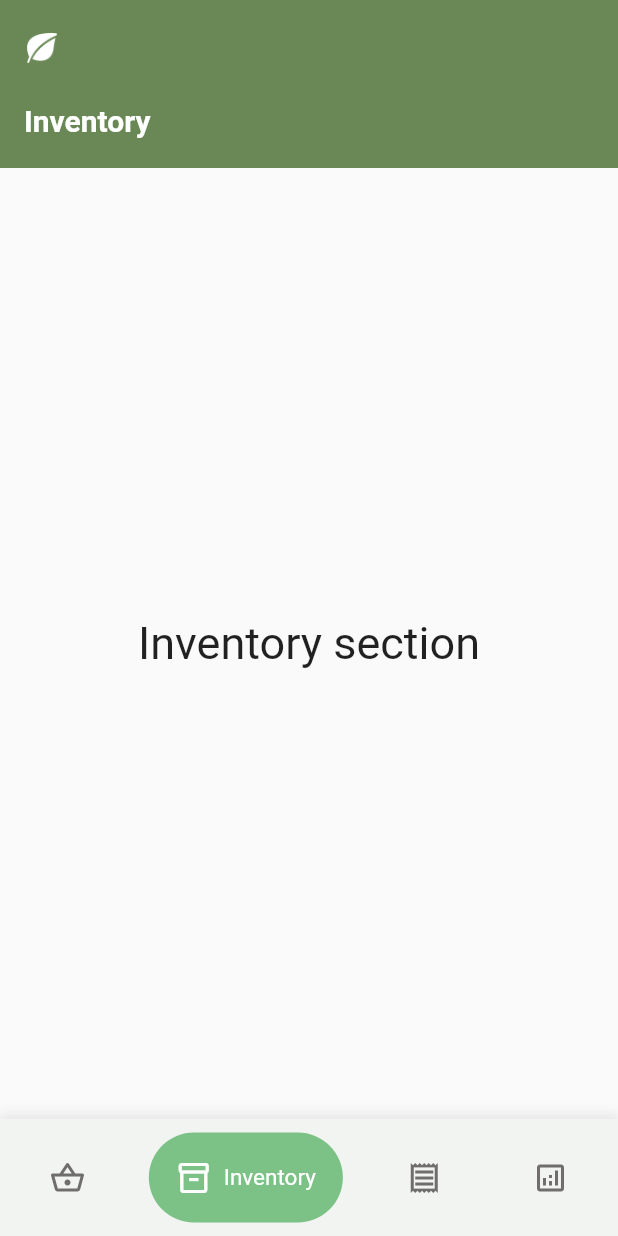
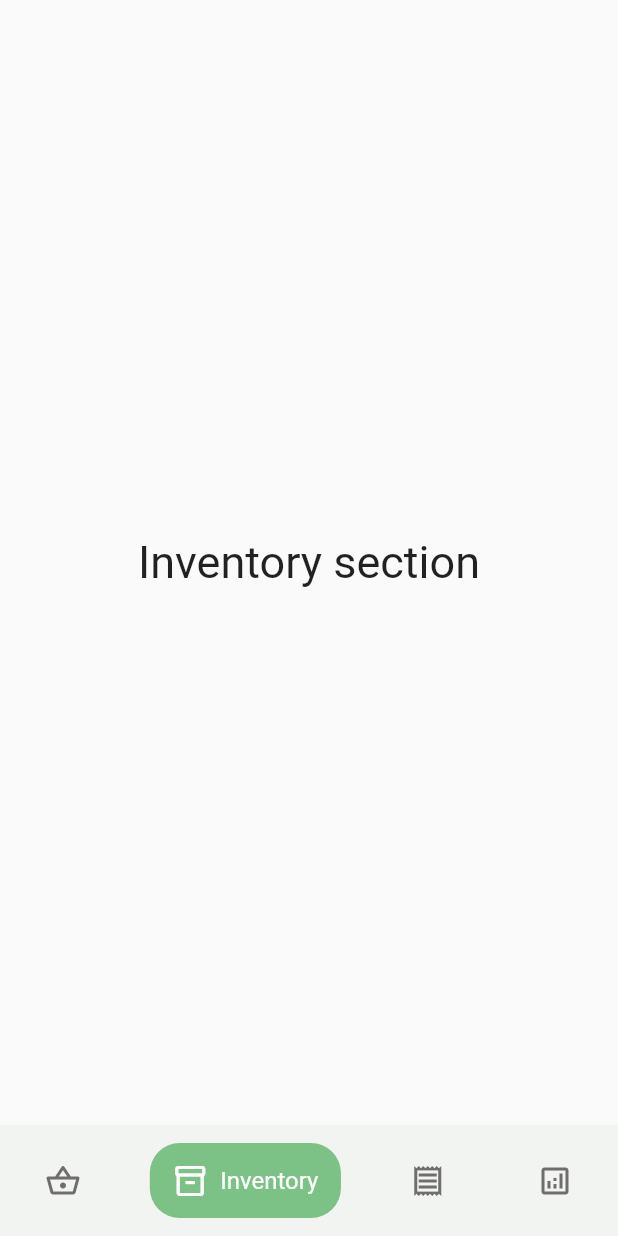
Before and after one commit to mechanixox/Plantdemic, a Flutter app: the HomePage screen opened by its route, item 2 of the bottom bar chosen, on a phone screen of 412 x 824 dp. Run offline on Flutter 3.47's test engine with Material 2 defaults, Android fonts, the phone set to English and light mode, and no system bars; drawn by our look-alikes of google_nav_bar; our stand-ins replace lottie; network calls fail; Roboto replaces fonts that are missing (Arial).

Commit message:
some updates

```diff
--- /dev/null
+++ b/plantdemic/lib/components/bottom_nav_bar.dart
@@ -0,0 +1,69 @@
+import 'package:flutter/material.dart';
+import 'package:google_nav_bar/google_nav_bar.dart';
+
+class MyBottomNavBar extends StatelessWidget {
+  void Function(int)? onTabChange;
+  MyBottomNavBar({super.key, required this.onTabChange});
+
+  @override
+  Widget build(BuildContext context) {
+    return Container(
+      color: Color.fromARGB(255, 241, 244, 241),
+      child: Padding(
+        padding: EdgeInsets.symmetric(horizontal: 15.0, vertical: 12),
+        child: GNav(
+          onTabChange: (value) => onTabChange!(value),
+          backgroundColor: Color.fromARGB(255, 241, 244, 241),
+          activeColor: Color.fromARGB(255, 255, 255, 255),
+          tabBackgroundColor: Color.fromRGBO(124, 194, 134, 1.0),
+          padding: EdgeInsets.only(left: 15, right: 15, top: 13, bottom: 13),
+          tabBorderRadius: 20,
+          haptic: true,
+          gap: 8,
+          tabs: [
+            GButton(
+              icon: Icons.shopping_basket_outlined,
+              iconColor: Color.fromARGB(255, 111, 109, 109),
+              text: 'Delivery',
+              textStyle: TextStyle(
+                  fontFamily: 'Arial',
+                  //fontWeight: FontWeight.bold,
+                  color: Colors.white,
+                  fontSize: 16),
+            ),
+            GButton(
+              icon: Icons.inventory_2_outlined,
+              iconColor: Color.fromARGB(255, 111, 109, 109),
+              text: 'Inventory',
+              textStyle: TextStyle(
+                  fontFamily: 'Arial',
+                  //fontWeight: FontWeight.bold,
+                  color: Colors.white,
+                  fontSize: 16),
+            ),
+            GButton(
+              icon: Icons.receipt_outlined,
+              iconColor: Color.fromARGB(255, 111, 109, 109),
+              text: 'Receipt',
+              textStyle: TextStyle(
+                  fontFamily: 'Arial',
+                  //fontWeight: FontWeight.bold,
+                  color: Colors.white,
+                  fontSize: 16),
+            ),
+            GButton(
+              icon: Icons.analytics_outlined,
+              iconColor: Color.fromARGB(255, 111, 109, 109),
+              text: 'Records',
+              textStyle: TextStyle(
+                  fontFamily: 'Arial',
+                  //fontWeight: FontWeight.bold,
+                  color: Colors.white,
+                  fontSize: 16),
+            ),
+          ],
+        ),
+      ),
+    );
+  }
+}
--- a/plantdemic/lib/home_page.dart
+++ b/plantdemic/lib/home_page.dart
@@ -1,10 +1,9 @@
 import 'package:flutter/material.dart';
+import 'package:plantdemic/components/bottom_nav_bar.dart';
 import 'package:plantdemic/tabs/delivery.dart';
 import 'package:plantdemic/tabs/inventory.dart';
 import 'package:plantdemic/tabs/receipt.dart';
 import 'package:plantdemic/tabs/records.dart';
-
-import 'package:google_nav_bar/google_nav_bar.dart';
 
 class HomePage extends StatefulWidget {
   const HomePage({Key? key}) : super(key: key);
@@ -29,121 +28,13 @@ class _HomePageState extends State<HomePage> {
     UserRecords(),
   ];
 
-  final List<String> appBarTitles = [
-    'Delivery',
-    'Inventory',
-    'Receipt',
-    'Records',
-  ];
-
-  final List<String> appBarLabels = [
-    'Track incoming and outgoing plants',
-    'Manage your inventory',
-    'Capture a receipt',
-    'Review financial performance',
-  ];
-
   @override
   Widget build(BuildContext context) {
     return Scaffold(
-      body: CustomScrollView(
-        slivers: [
-          SliverAppBar.medium(
-            backgroundColor: Color.fromRGBO(106, 136, 86, 1),
-            leading: IconButton(
-              onPressed: () {},
-              icon: Image.asset(
-                'assets/icons/leaf2.png',
-                width: 20,
-                height: 20,
-              ),
-            ),
-            centerTitle: true,
-            title: Text(
-              appBarTitles[selectedIndex],
-              style: TextStyle(
-                fontWeight: FontWeight.bold,
-                fontFamily: 'Arial',
-                fontSize: 20,
-                color: Colors.white,
-              ),
-            ),
-          ),
-          SliverFillRemaining(
-            child: tabs[selectedIndex],
-          ),
-        ],
+      bottomNavigationBar: MyBottomNavBar(
+        onTabChange: (index) => navigateBottomBar(index),
       ),
-      bottomNavigationBar: Container(
-        decoration: BoxDecoration(
-          color: Color.fromARGB(255, 241, 244, 241),
-          boxShadow: [
-            BoxShadow(
-              color: Color.fromARGB(255, 195, 193, 193).withOpacity(0.3),
-              offset: Offset(0, -3),
-              blurRadius: 5,
-              spreadRadius: 1,
-            ),
-          ],
-        ),
-        child: Padding(
-          padding: EdgeInsets.symmetric(horizontal: 15.0, vertical: 9),
-          child: GNav(
-            onTabChange: (index) {
-              setState(() {
-                selectedIndex = index;
-              });
-            },
-            backgroundColor: Color.fromARGB(255, 241, 244, 241),
-            activeColor: Color.fromARGB(255, 255, 255, 255),
-            tabBackgroundColor: Color.fromRGBO(124, 194, 134, 1.0),
-            gap: 8,
-            padding: EdgeInsets.all(18),
-            tabs: [
-              GButton(
-                icon: Icons.shopping_basket_outlined,
-                iconColor: Color.fromARGB(255, 111, 109, 109),
-                text: 'Delivery',
-                textStyle: TextStyle(
-                    fontFamily: 'Arial',
-                    //fontWeight: FontWeight.bold,
-                    color: Colors.white,
-                    fontSize: 15),
-              ),
-              GButton(
-                icon: Icons.inventory_2_outlined,
-                iconColor: Color.fromARGB(255, 111, 109, 109),
-                text: 'Inventory',
-                textStyle: TextStyle(
-                    fontFamily: 'Arial',
-                    //fontWeight: FontWeight.bold,
-                    color: Colors.white,
-                    fontSize: 15),
-              ),
-              GButton(
-                icon: Icons.receipt_outlined,
-                iconColor: Color.fromARGB(255, 111, 109, 109),
-                text: 'Receipt',
-                textStyle: TextStyle(
-                    fontFamily: 'Arial',
-                    //fontWeight: FontWeight.bold,
-                    color: Colors.white,
-                    fontSize: 15),
-              ),
-              GButton(
-                icon: Icons.analytics_outlined,
-                iconColor: Color.fromARGB(255, 111, 109, 109),
-                text: 'Records',
-                textStyle: TextStyle(
-                    fontFamily: 'Arial',
-                    //fontWeight: FontWeight.bold,
-                    color: Colors.white,
-                    fontSize: 15),
-              ),
-            ],
-          ),
-        ),
-      ),
+      body: tabs[selectedIndex],
     );
   }
 }
--- a/plantdemic/lib/tabs/delivery.dart
+++ b/plantdemic/lib/tabs/delivery.dart
@@ -2,13 +2,18 @@ import 'package:flutter/material.dart';
 
 import '../deliveryTab.dart';
 
-class UserDelivery extends StatelessWidget {
+class UserDelivery extends StatefulWidget {
   const UserDelivery({super.key});
 
   @override
+  State<UserDelivery> createState() => _UserDeliverState();
+}
+
+class _UserDeliverState extends State<UserDelivery> {
+  @override
   Widget build(BuildContext context) {
     return Center(
-      child: TabBarPage(),
+      child: Text('Delivery'),
     );
   }
 }
```
